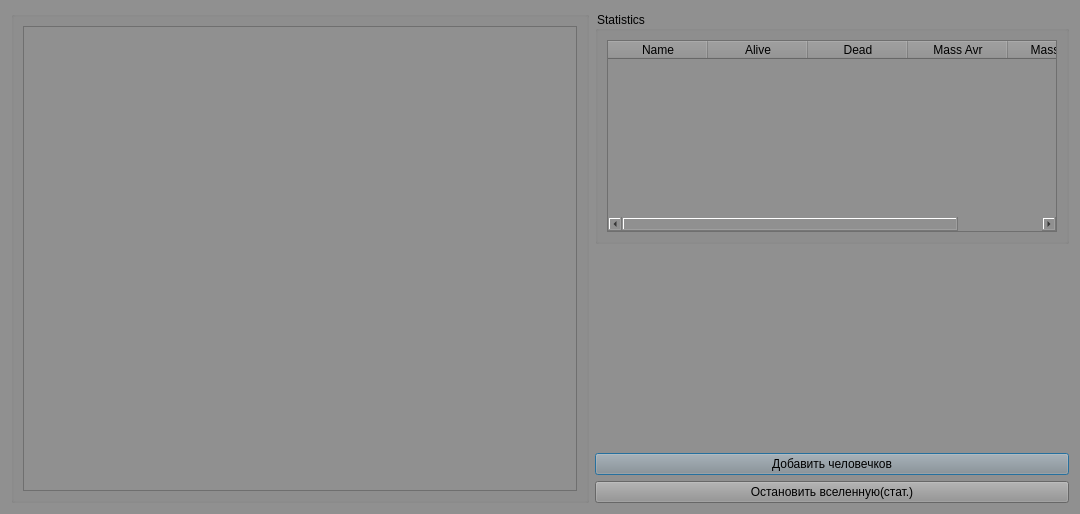
Qt form qbio/universe_output_window.ui (amedari13/biosphere) before a commit.
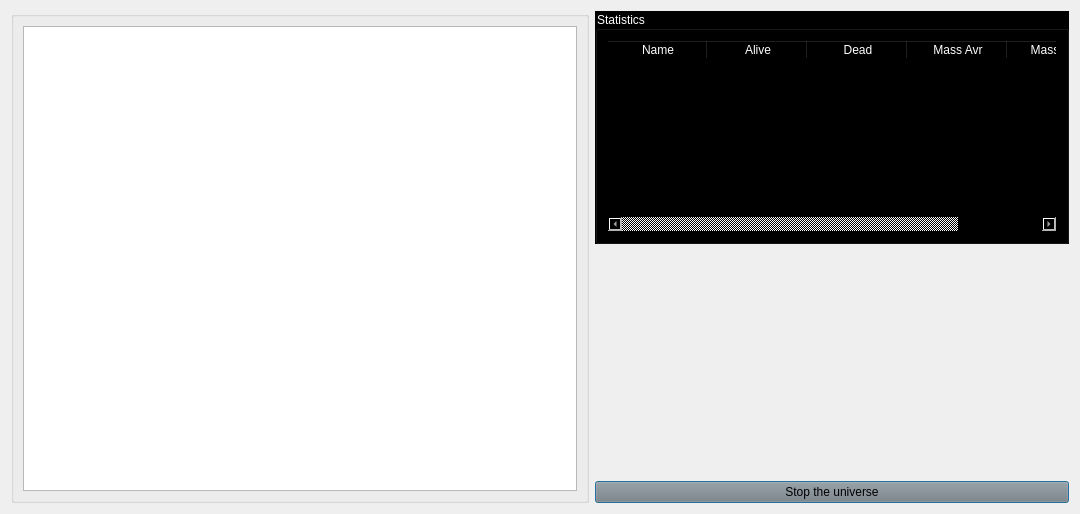
The same form after that commit.

Commit message: design and size changes

```diff
--- a/qbio/universe_output_window.ui
+++ b/qbio/universe_output_window.ui
@@ -14,8 +14,9 @@
    <string>Biosphere simulation</string>
   </property>
   <property name="styleSheet">
-   <string notr="true">background-color: #909090;
-color: #000000;</string>
+   <string notr="true">
+color: #000000;
+background-color: linear-gradient(to top, #fefcea, #f1da36);</string>
   </property>
   <layout class="QHBoxLayout" name="horizontalLayout">
    <item>
@@ -45,12 +46,19 @@
     <layout class="QVBoxLayout" name="verticalLayout">
      <item>
       <widget class="QGroupBox" name="groupBox_2">
+       <property name="styleSheet">
+        <string notr="true">background-color:#000000;
+color:#FFFFFF;</string>
+       </property>
        <property name="title">
         <string>Statistics</string>
        </property>
        <layout class="QVBoxLayout" name="verticalLayout_3">
         <item>
          <widget class="QTableWidget" name="tableWidget">
+          <property name="enabled">
+           <bool>false</bool>
+          </property>
           <property name="sizePolicy">
            <sizepolicy hsizetype="Minimum" vsizetype="MinimumExpanding">
             <horstretch>0</horstretch>
@@ -63,30 +71,113 @@
             <height>0</height>
            </size>
           </property>
+          <property name="styleSheet">
+           <string notr="true"/>
+          </property>
           <column>
            <property name="text">
             <string>Name</string>
            </property>
+           <property name="background">
+            <color>
+             <red>0</red>
+             <green>0</green>
+             <blue>0</blue>
+            </color>
+           </property>
+           <property name="foreground">
+            <brush brushstyle="NoBrush">
+             <color alpha="255">
+              <red>255</red>
+              <green>255</green>
+              <blue>255</blue>
+             </color>
+            </brush>
+           </property>
           </column>
           <column>
            <property name="text">
             <string>Alive</string>
            </property>
+           <property name="background">
+            <color>
+             <red>0</red>
+             <green>0</green>
+             <blue>0</blue>
+            </color>
+           </property>
+           <property name="foreground">
+            <brush brushstyle="NoBrush">
+             <color alpha="255">
+              <red>255</red>
+              <green>255</green>
+              <blue>255</blue>
+             </color>
+            </brush>
+           </property>
           </column>
           <column>
            <property name="text">
             <string>Dead</string>
            </property>
+           <property name="background">
+            <color>
+             <red>0</red>
+             <green>0</green>
+             <blue>0</blue>
+            </color>
+           </property>
+           <property name="foreground">
+            <brush brushstyle="NoBrush">
+             <color alpha="255">
+              <red>255</red>
+              <green>255</green>
+              <blue>255</blue>
+             </color>
+            </brush>
+           </property>
           </column>
           <column>
            <property name="text">
             <string>Mass Avr</string>
            </property>
+           <property name="background">
+            <color>
+             <red>0</red>
+             <green>0</green>
+             <blue>0</blue>
+            </color>
+           </property>
+           <property name="foreground">
+            <brush brushstyle="NoBrush">
+             <color alpha="255">
+              <red>255</red>
+              <green>255</green>
+              <blue>255</blue>
+             </color>
+            </brush>
+           </property>
           </column>
           <column>
            <property name="text">
             <string>Mass Max</string>
            </property>
+           <property name="background">
+            <color>
+             <red>0</red>
+             <green>0</green>
+             <blue>0</blue>
+            </color>
+           </property>
+           <property name="foreground">
+            <brush brushstyle="NoBrush">
+             <color alpha="255">
+              <red>255</red>
+              <green>255</green>
+              <blue>255</blue>
+             </color>
+            </brush>
+           </property>
           </column>
          </widget>
         </item>
@@ -106,25 +197,6 @@
        </property>
       </spacer>
      </item>
-     <item>
-      <widget class="QPushButton" name="pushButton">
-       <property name="sizePolicy">
-        <sizepolicy hsizetype="Minimum" vsizetype="Fixed">
-         <horstretch>0</horstretch>
-         <verstretch>0</verstretch>
-        </sizepolicy>
-       </property>
-       <property name="minimumSize">
-        <size>
-         <width>0</width>
-         <height>0</height>
-        </size>
-       </property>
-       <property name="text">
-        <string>Добавить человечков</string>
-       </property>
-      </widget>
-     </item>
      <item>
       <widget class="QPushButton" name="stop_universe">
        <property name="sizePolicy">
@@ -139,8 +211,11 @@
          <height>0</height>
         </size>
        </property>
+       <property name="styleSheet">
+        <string notr="true">background-color: #808080;</string>
+       </property>
        <property name="text">
-        <string>Остановить вселенную(стат.)</string>
+        <string>Stop the universe</string>
        </property>
       </widget>
      </item>
```
The commit also changes 5 other files.
